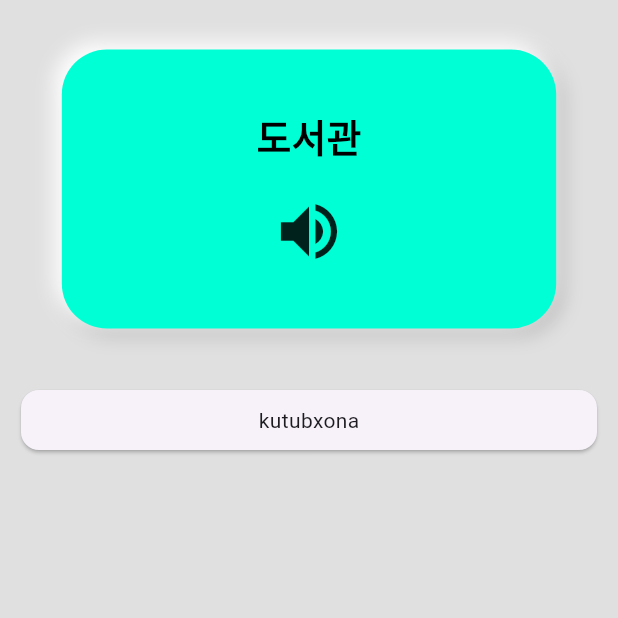
After one commit to azimjaan21/get_topik_korean_quiz, a Flutter app: the UnitQuizScreen screen opened by its route, on a phone screen of 412 x 824 dp, the top half of it. The commit adds this screen. Run offline on Flutter 3.47's test engine with Material 3 defaults, Android fonts, the phone set to English and light mode, and no system bars; our stand-ins replace animated_splash_screen, flutter_tts.

Commit message:
added UnitQuiz

```diff
--- a/lib/pages/home/gettopik1/gettopik1.dart
+++ b/lib/pages/home/gettopik1/gettopik1.dart
@@ -7,6 +7,7 @@ class GetTopik1 extends StatelessWidget {
   Widget build(BuildContext context) {
     return const SafeArea(
       child: Scaffold(
+        backgroundColor: Color(0xFFE0E0E0),
         body: SingleChildScrollView(
           child: Column(
             children: [
--- a/lib/pages/home/home.dart
+++ b/lib/pages/home/home.dart
@@ -1,5 +1,5 @@
 import 'package:get_topik_korean_quiz/tools/file_importer.dart';
-import 'package:get_topik_korean_quiz/widgets/random/random_card.dart';
+import 'package:get_topik_korean_quiz/pages/home/widgets/random/random_card.dart';
 
 class HomeScreen extends StatelessWidget {
   const HomeScreen({super.key});
--- a/lib/widgets/unit_card.dart
+++ b/lib/pages/unit_quiz/unit_card.dart
@@ -3,15 +3,19 @@ import 'package:get_topik_korean_quiz/tools/file_importer.dart';
 class UnitCard extends StatelessWidget {
   final String unitTitle;
   final String unitImage;
-    final String unitNumber;
+  final String unitNumber;
 
-  const UnitCard({super.key, required this.unitTitle, required this.unitImage, required this.unitNumber});
+  const UnitCard(
+      {super.key,
+      required this.unitTitle,
+      required this.unitImage,
+      required this.unitNumber});
 
   @override
   Widget build(BuildContext context) {
     return InkWell(
       borderRadius: BorderRadius.circular(20),
-      onTap: null,
+      onTap: () => Navigator.of(context).pushNamed(RouteName.unitQuiz),
       child: Padding(
         padding: const EdgeInsets.symmetric(vertical: 8.0),
         child: Stack(
@@ -57,7 +61,7 @@ class UnitCard extends StatelessWidget {
                 ),
               ),
             ),
-             Positioned(
+            Positioned(
               top: 5,
               left: 5,
               child: Card(
--- /dev/null
+++ b/lib/pages/unit_quiz/unit_quiz_screen.dart
@@ -0,0 +1,36 @@
+import 'package:get_topik_korean_quiz/tools/file_importer.dart';
+
+class UnitQuizScreen extends StatelessWidget {
+  const UnitQuizScreen({super.key});
+
+  @override
+  Widget build(BuildContext context) {
+    return SafeArea(
+      child: Scaffold(
+        backgroundColor: Colors.grey[300],
+        body: Column(
+          mainAxisAlignment: MainAxisAlignment.start,
+          children: [
+            const SizedBox(height: 33),
+            QuizCard(word: '도서관'),
+            const SizedBox(height: 33),
+            const Padding(
+              padding: EdgeInsets.symmetric(horizontal: 10, vertical: 4),
+              child: Card(
+                child: Padding(
+                  padding: EdgeInsets.symmetric(vertical: 10),
+                  child: Row(
+                    mainAxisAlignment: MainAxisAlignment.center,
+                    children: [
+                      Text('kutubxona'),
+                    ],
+                  ),
+                ),
+              ),
+            ),
+          ],
+        ),
+      ),
+    );
+  }
+}
--- a/lib/tools/file_importer.dart
+++ b/lib/tools/file_importer.dart
@@ -8,9 +8,9 @@ export 'package:get_topik_korean_quiz/pages/home/gettopik1/gettopik1.dart';
 export 'package:animated_splash_screen/animated_splash_screen.dart';
 export 'package:get_topik_korean_quiz/tools/styles.dart';
 export 'package:get_topik_korean_quiz/widgets/neumorph_container.dart';
-export 'package:get_topik_korean_quiz/widgets/top_bar.dart';
+export 'package:get_topik_korean_quiz/pages/home/widgets/top_bar.dart';
 export 'package:get_topik_korean_quiz/tools/router.dart';
 export 'package:get_topik_korean_quiz/widgets/appbar/appbar.dart';
-export 'package:get_topik_korean_quiz/widgets/unit_card.dart';
-export 'package:get_topik_korean_quiz/widgets/random/random_appbar.dart';
+export 'package:get_topik_korean_quiz/pages/unit_quiz/unit_card.dart';
+export 'package:get_topik_korean_quiz/pages/home/widgets/random/random_appbar.dart';
 export 'package:get_topik_korean_quiz/widgets/audio/speech_card.dart';
--- a/lib/tools/router.dart
+++ b/lib/tools/router.dart
@@ -1,4 +1,5 @@
-import 'package:get_topik_korean_quiz/pages/random/random_quiz.dart';
+import 'package:get_topik_korean_quiz/pages/random_quiz/random_quiz.dart';
+import 'package:get_topik_korean_quiz/pages/unit_quiz/unit_quiz_screen.dart';
 import 'package:get_topik_korean_quiz/tools/file_importer.dart';
 
 abstract class RouteName {
@@ -8,6 +9,7 @@ abstract class RouteName {
   static const getTopik1 = '/getTopik1';
   static const getTopik2 = '/getTopik2';
   static const randomQuiz = '/randomQuiz';
+  static const unitQuiz = '/unitQuiz';
 }
 
 class RouterNavigator {
@@ -19,8 +21,11 @@ class RouterNavigator {
       case RouteName.getTopik2:
         return MaterialPageRoute(builder: (_) => const GetTopik2());
 
-        case RouteName.randomQuiz:
+      case RouteName.randomQuiz:
         return MaterialPageRoute(builder: (_) => const RandomQuizScreen());
+
+      case RouteName.unitQuiz:
+        return MaterialPageRoute(builder: (_) => const UnitQuizScreen());
 
       // If smth is wrong here, this screen give info:
       default:
```
Also changed, not shown: lib/pages/home/widgets/random/random_appbar.dart (renamed from lib/widgets/random/random_appbar.dart), lib/pages/home/widgets/random/random_card.dart (renamed from lib/widgets/random/random_card.dart), lib/pages/home/widgets/top_bar.dart (renamed from lib/widgets/top_bar.dart), lib/pages/random_quiz/random_quiz.dart (renamed from lib/pages/random/random_quiz.dart).
